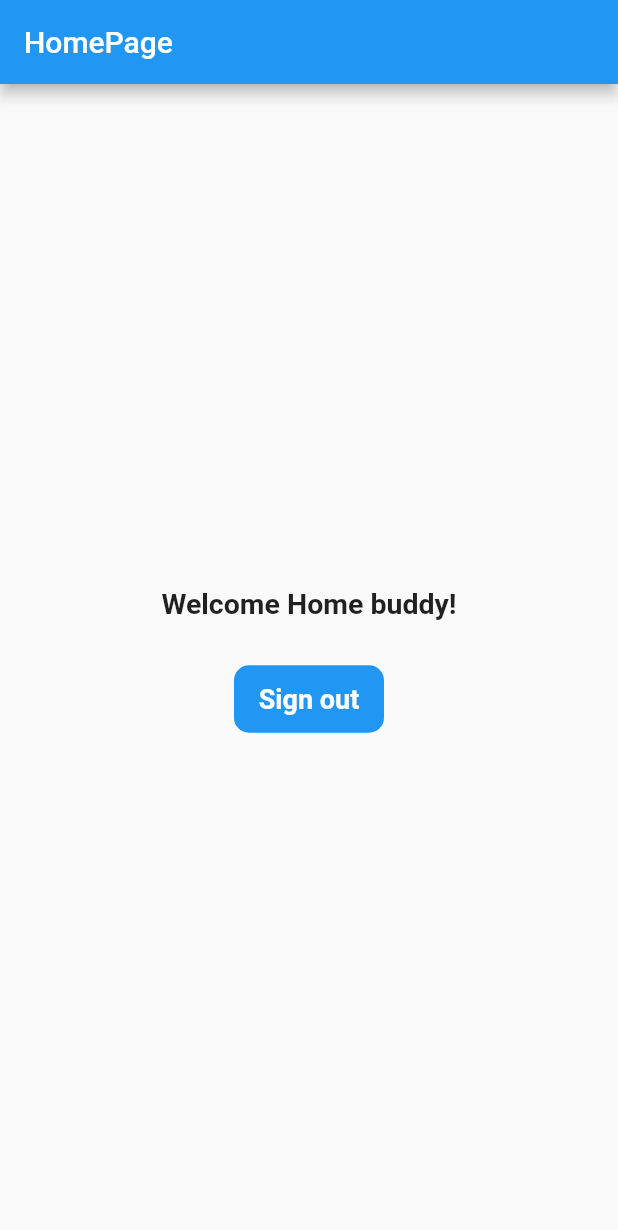
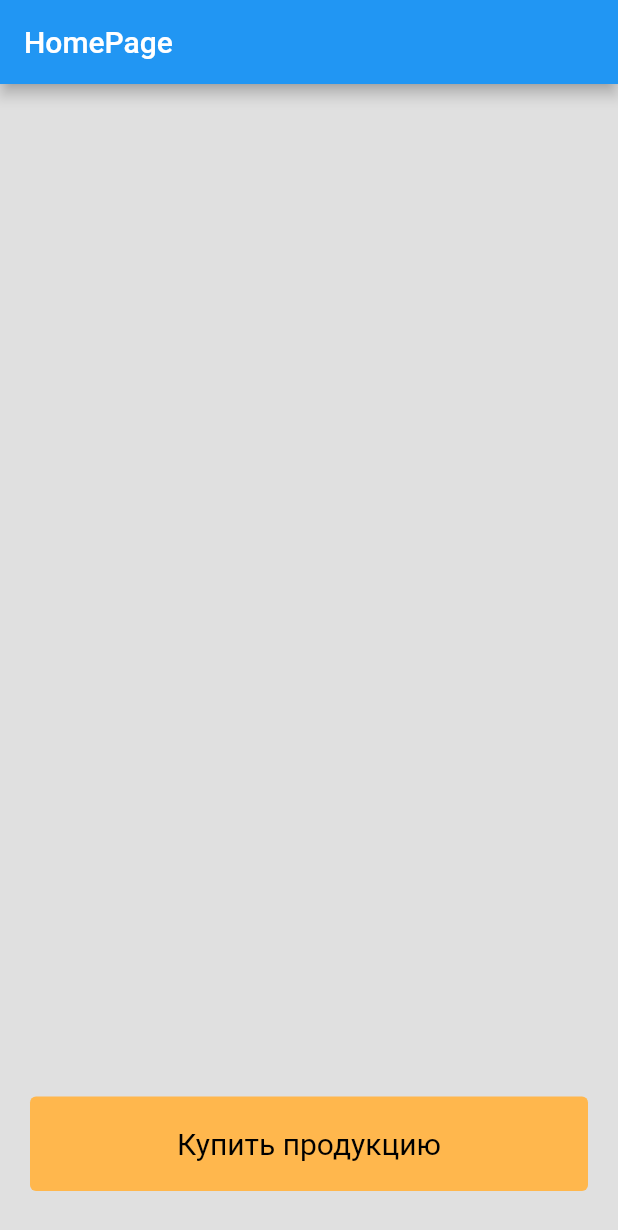
Before and after one commit to Vovka-228/Sitno-i-bistro, a Flutter app: the HomePage screen opened by its route, on a phone screen of 412 x 824 dp. Shown: the top 1230 px of the screen. Run offline on Flutter 3.47's test engine with Material 2 defaults, Android fonts, the light colour scheme and no system bars; our stand-ins replace cloud_firestore, firebase_auth, firebase_core, fluttertoast, get, qr_flutter; missing offline and left inert: mobile_scanner, qr_scanner_overlay; accounts and stored records are empty.

Commit message:
three commit

```diff
--- a/lib/features/user_auth/presentation/pages/home_page.dart
+++ b/lib/features/user_auth/presentation/pages/home_page.dart
@@ -12,45 +12,31 @@ class _HomePageState extends State<HomePage> {
   @override
   Widget build(BuildContext context) {
     return Scaffold(
+        backgroundColor: Colors.grey[300],
         appBar: AppBar(
           automaticallyImplyLeading: false,
           title: Text("HomePage"),
         ),
-        body: Column(
-          mainAxisAlignment: MainAxisAlignment.center,
-          children: [
-            Center(
-                child: Text(
-              "Welcome Home buddy!",
-              style: TextStyle(fontWeight: FontWeight.bold, fontSize: 19),
-            )),
-            SizedBox(
-              height: 30,
+        body: Column(mainAxisAlignment: MainAxisAlignment.end
+          ,children: [Center(
+            child: Container(
+              padding:EdgeInsets.symmetric(horizontal: 20) ,
+              width: double.infinity,
+              child: TextButton(
+                onPressed: (){Navigator.pushNamed(context, "/qr_scanner");},
+                child: Text("Купить продукцию"),
+                style: TextButton.styleFrom(
+                    foregroundColor: Colors.black,
+                    backgroundColor: Colors.orange[300],
+                    textStyle: TextStyle(fontSize: 20, color: Colors.white),
+                    padding: EdgeInsets.all(20)),),
             ),
-            GestureDetector(
-              onTap: () {
-                FirebaseAuth.instance.signOut();
-                Navigator.pushNamedAndRemoveUntil(
-                    context, "/login", (route) => false);
-              },
-              child: Container(
-                height: 45,
-                width: 100,
-                decoration: BoxDecoration(
-                    color: Colors.blue,
-                    borderRadius: BorderRadius.circular(10)),
-                child: Center(
-                  child: Text(
-                    "Sign out",
-                    style: TextStyle(
-                        color: Colors.white,
-                        fontWeight: FontWeight.bold,
-                        fontSize: 18),
-                  ),
-                ),
-              ),
-            )
+          ),
+            SizedBox(height: 30),
+
           ],
-        ));
+        )
+    );
   }
 }
+//Navigator.pushNamed(context, "/qr_scanner"
--- a/lib/features/user_auth/presentation/pages/login_page.dart
+++ b/lib/features/user_auth/presentation/pages/login_page.dart
@@ -1,7 +1,6 @@
+import 'package:cloud_firestore/cloud_firestore.dart';
 import 'package:firebase_auth/firebase_auth.dart';
 import 'package:flutter/material.dart';
-
-
 import '../../../../global/common/toast.dart';
 import '../../firebase_auth_implementetion/firebase_auth_service.dart';
 import '../widgets/form_container_widget.dart';
@@ -58,7 +57,8 @@ class _LoginPageState extends State<LoginPage> {
           ),
           GestureDetector(
             onTap: () {
-              _signIn();
+               _signIn();
+
             },
             child: Container(
               width: double.infinity,
@@ -105,15 +105,18 @@ class _LoginPageState extends State<LoginPage> {
   }
 
   void _signIn() async {
+
     String email = _emailController.text;
     String password = _passwordController.text;
 
     User? user = await _auth.signInWithEmailAndPassword(email, password);
 
     if (user != null) {
+
+
       print("User is successfully SignedIn");
 
-      Navigator.pushNamedAndRemoveUntil(context, "/home", (route) => false);
+      Navigator.pushNamedAndRemoveUntil(context, "/navigation", (route) => false);
     } else {
       showToast(message: "Some error occured");
     }
--- a/lib/main.dart
+++ b/lib/main.dart
@@ -1,3 +1,5 @@
+import 'package:auther/features/user_auth/presentation/pages/qr_scanner_page.dart';
+import 'package:auther/global/common/navigation_menu.dart';
 import 'package:flutter/foundation.dart';
 import 'package:flutter/material.dart';
 import 'package:firebase_core/firebase_core.dart';
@@ -40,6 +42,8 @@
         '/login': (context) => LoginPage(),
         '/signUp': (context) => SignUpPage(),
         '/home': (context) => HomePage(),
+        '/navigation': (context) => NavigationMenu(),
+        '/qr_scanner': (context) => QrScannerPage(),
       },
     );
   }
--- a/pubspec.yaml
+++ b/pubspec.yaml
@@ -40,6 +40,11 @@ dependencies:
   firebase_auth: ^4.15.3
   firebase_storage: ^11.5.6
   fluttertoast: ^8.2.4
+  mobile_scanner: ^3.5.5
+  get: ^4.6.5
+  qr_flutter: ^4.1.0
+  qr_scanner_overlay: ^0.0.2
+  http: ^1.1.0
 
 dev_dependencies:
   flutter_test:
```
Also changed, not shown: lib/features/user_auth/presentation/pages/profile_page.dart (added, +57 -0 lines), lib/features/user_auth/presentation/pages/qr_result_page.dart (added, +53 -0 lines), lib/features/user_auth/presentation/pages/qr_scanner_page.dart (added, +102 -0 lines), lib/features/user_auth/presentation/pages/sign_up_page.dart (+15 -3 lines), lib/global/common/navigation_menu.dart (added, +40 -0 lines), pubspec.lock, 3 other files.
